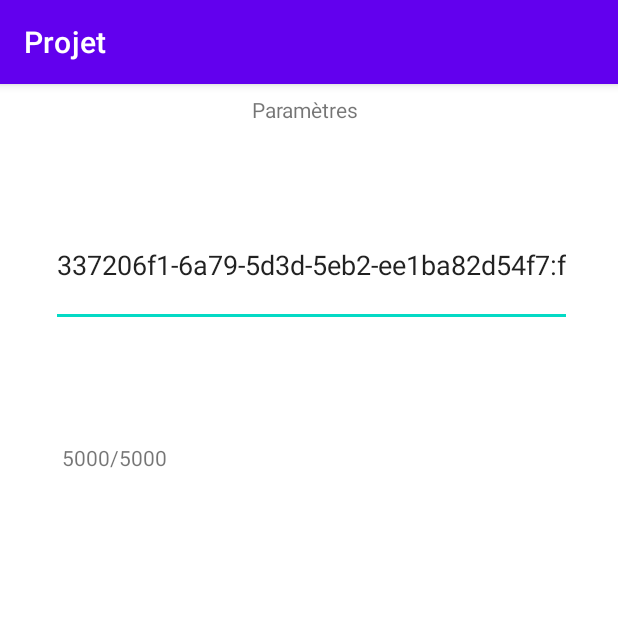
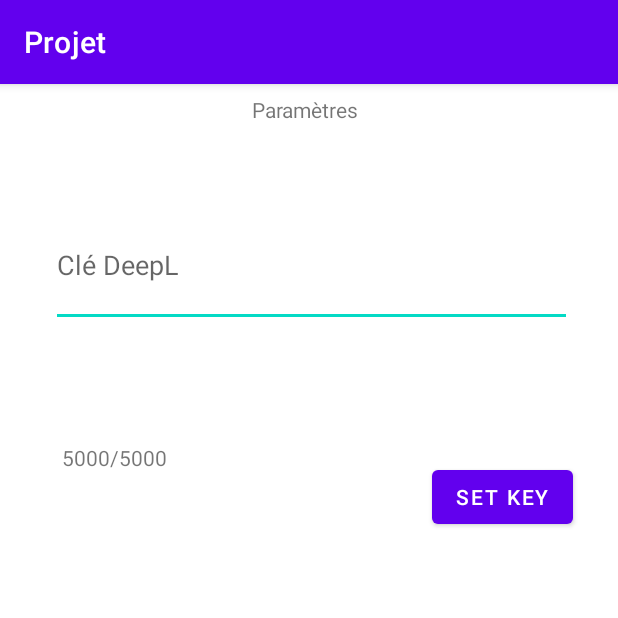
Before and after one commit to antoine-chenevier/Projet-Android, an Android app: the ParametresActivity screen opened directly, with no data from a screen before it, on a phone screen of 412 x 824 dp, the top half of it. Run offline under Robolectric (Android 15) with nearby library versions, the phone set to English and light mode, and no system bars; libraries missing offline, so code that uses them is left out: com.androidnetworking, com.androidnetworking.error, com.androidnetworking.interfaces; 1 statement that could not run was skipped.

Commit message:
good version

```diff
--- a/app/src/main/java/com/chenevier/projet/ParametresActivity.java
+++ b/app/src/main/java/com/chenevier/projet/ParametresActivity.java
@@ -3,7 +3,10 @@ package com.chenevier.projet;
 import androidx.appcompat.app.AppCompatActivity;
 
 import android.content.Intent;
+import android.content.SharedPreferences;
 import android.os.Bundle;
+import android.view.View;
+import android.widget.EditText;
 import android.widget.TextView;
 import android.widget.Toast;
 
@@ -19,14 +22,21 @@ import org.json.JSONObject;
 import okhttp3.Response;
 
 public class ParametresActivity extends AppCompatActivity {
+String APIKey = "";
 
     @Override
     protected void onCreate(Bundle savedInstanceState) {
         super.onCreate(savedInstanceState);
         setContentView(R.layout.activity_parametres);
         TextView character = (TextView)findViewById(R.id.textViewNbCaractere);
+        EditText TextKey = (EditText)findViewById(R.id.editTextCle);
+
+        SharedPreferences file = getSharedPreferences("fileKey",MODE_PRIVATE);
+        SharedPreferences.Editor editor = file.edit();
+        APIKey = file.getString("APIKey","");
+
         AndroidNetworking.get("https://api-free.deepl.com/v2/usage")
-                .addHeaders("Authorization","DeepL-Auth-Key "+"337206f1-6a79-5d3d-5eb2-ee1ba82d54f7:fx")
+                .addHeaders("Authorization","DeepL-Auth-Key "+ APIKey)
                 .build()
                 .getAsJSONObject(new JSONObjectRequestListener() {
                     @Override
@@ -56,4 +66,45 @@ public class ParametresActivity extends AppCompatActivity {
                     }
                 });
     }
+    public void SetKeyButton(View view){
+        TextView character = (TextView)findViewById(R.id.textViewNbCaractere);
+        EditText TextKey = (EditText)findViewById(R.id.editTextCle);
+        SharedPreferences file = getSharedPreferences("fileKey",MODE_PRIVATE);
+        SharedPreferences.Editor editor = file.edit();
+        editor.putString("APIKey",TextKey.getText().toString());
+        editor.commit();
+        APIKey = file.getString("APIKey","");
+
+        AndroidNetworking.get("https://api-free.deepl.com/v2/usage")
+                .addHeaders("Authorization","DeepL-Auth-Key "+ APIKey)
+                .build()
+                .getAsJSONObject(new JSONObjectRequestListener() {
+                    @Override
+                    public void onResponse(JSONObject response) {
+                        try {
+                            int character_count = response.getInt("character_count");
+                            int character_limit = response.getInt("character_limit");
+                            float pourcentage =  (character_count/character_limit)*100;
+                            String test = character_count + "/" + character_limit + " Pourcentage: "+pourcentage;
+                            character.setText(test);
+
+                            /*
+                            Intent SendHistorique = new Intent();
+                            SendHistorique.putExtra("addHistorique",texte.getText().toString());
+                            startActivity(SendHistorique);
+*/
+                        } catch (JSONException e) {
+                            e.printStackTrace();
+
+                        }
+                    }
+
+                    @Override
+                    public void onError(ANError anError) {
+                        Toast toast = Toast.makeText(ParametresActivity.this,anError.toString(),Toast.LENGTH_LONG);
+                        toast.show();
+                    }
+                });
+
+    }
 }
--- a/app/src/main/res/layout/activity_parametres.xml
+++ b/app/src/main/res/layout/activity_parametres.xml
@@ -15,7 +15,6 @@
         android:ems="10"
         android:hint="Clé DeepL"
         android:inputType="textPersonName"
-        android:text="337206f1-6a79-5d3d-5eb2-ee1ba82d54f7:fx"
         app:layout_constraintStart_toStartOf="parent"
         app:layout_constraintTop_toTopOf="parent" />
 
@@ -38,4 +37,15 @@
         android:text="Paramètres"
         app:layout_constraintStart_toStartOf="parent"
         app:layout_constraintTop_toTopOf="parent" />
+
+    <Button
+        android:id="@+id/setKey"
+        android:layout_width="wrap_content"
+        android:layout_height="wrap_content"
+        android:layout_marginTop="251dp"
+        android:layout_marginEnd="30dp"
+        android:onClick="SetKeyButton"
+        android:text="set key"
+        app:layout_constraintEnd_toEndOf="parent"
+        app:layout_constraintTop_toTopOf="parent" />
 </androidx.constraintlayout.widget.ConstraintLayout>
```
Also changed, not shown: app/src/main/java/com/chenevier/projet/ActivityHistory.java (+7 -14 lines), app/src/main/java/com/chenevier/projet/Langue.java (+16 -1 lines), app/src/main/java/com/chenevier/projet/MainActivity.java (+60 -37 lines), app/src/main/res/layout/activity_main.xml (+11 -10 lines).
